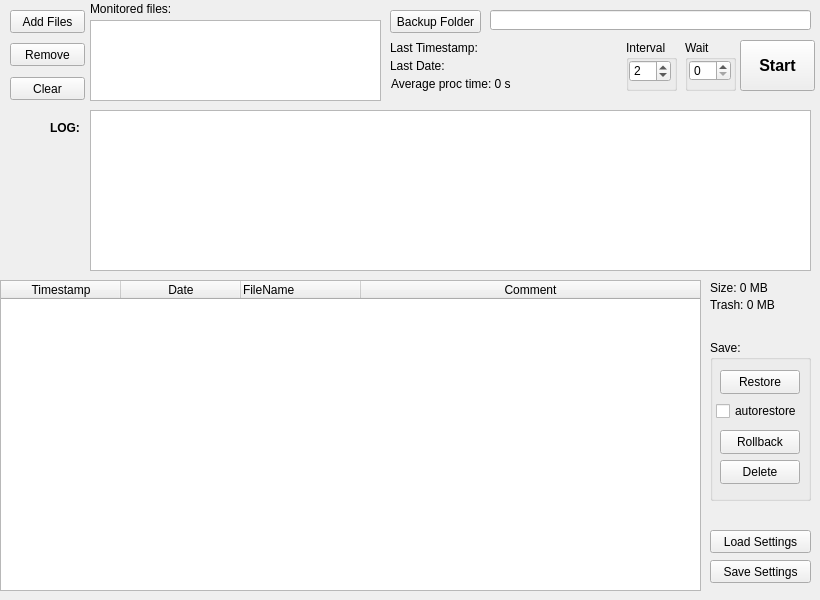
misiektw/sgauto, file sgauto.ui: the form before one commit.
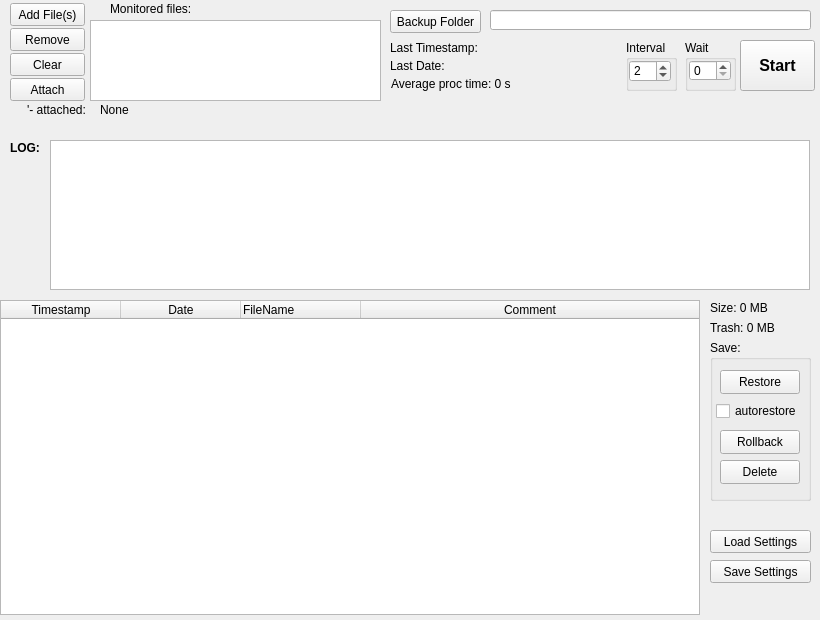
The form after the commit.

Commit message: Add feature: attach script to monitored file for comment extraction. Add example file in plugins.

The edit to the form file:
```diff
--- a/sgauto.ui
+++ b/sgauto.ui
@@ -7,9 +7,15 @@
     <x>0</x>
     <y>0</y>
     <width>820</width>
-    <height>600</height>
+    <height>620</height>
    </rect>
   </property>
+  <property name="sizePolicy">
+   <sizepolicy hsizetype="Maximum" vsizetype="Maximum">
+    <horstretch>0</horstretch>
+    <verstretch>0</verstretch>
+   </sizepolicy>
+  </property>
   <property name="windowTitle">
    <string>Form</string>
   </property>
@@ -17,7 +23,7 @@
    <property name="geometry">
     <rect>
      <x>10</x>
-     <y>77</y>
+     <y>53</y>
      <width>75</width>
      <height>23</height>
     </rect>
@@ -33,7 +39,7 @@
    <property name="geometry">
     <rect>
      <x>710</x>
-     <y>297</y>
+     <y>320</y>
      <width>101</width>
      <height>16</height>
     </rect>
@@ -103,8 +109,8 @@
   <widget class="QLabel" name="label">
    <property name="geometry">
     <rect>
-     <x>50</x>
-     <y>120</y>
+     <x>10</x>
+     <y>140</y>
      <width>41</width>
      <height>16</height>
     </rect>
@@ -123,9 +129,9 @@
    <property name="geometry">
     <rect>
      <x>0</x>
-     <y>280</y>
-     <width>701</width>
-     <height>311</height>
+     <y>300</y>
+     <width>700</width>
+     <height>315</height>
     </rect>
    </property>
    <property name="minimumSize">
@@ -191,10 +197,10 @@
    </property>
    <property name="geometry">
     <rect>
-     <x>90</x>
-     <y>110</y>
-     <width>721</width>
-     <height>161</height>
+     <x>50</x>
+     <y>140</y>
+     <width>760</width>
+     <height>150</height>
     </rect>
    </property>
    <property name="autoScroll">
@@ -320,7 +326,7 @@
    <property name="geometry">
     <rect>
      <x>10</x>
-     <y>10</y>
+     <y>3</y>
      <width>75</width>
      <height>23</height>
     </rect>
@@ -329,14 +335,14 @@
     <string>&lt;html&gt;&lt;head/&gt;&lt;body&gt;&lt;p&gt;Add some files that you want to monitor changes for.&lt;/p&gt;&lt;/body&gt;&lt;/html&gt;</string>
    </property>
    <property name="text">
-    <string>Add Files</string>
+    <string>Add File(s)</string>
    </property>
   </widget>
   <widget class="QLabel" name="lbSize">
    <property name="geometry">
     <rect>
      <x>710</x>
-     <y>280</y>
+     <y>300</y>
      <width>101</width>
      <height>16</height>
     </rect>
@@ -449,7 +455,7 @@
    <property name="geometry">
     <rect>
      <x>10</x>
-     <y>43</y>
+     <y>28</y>
      <width>75</width>
      <height>23</height>
     </rect>
@@ -477,9 +483,9 @@
   <widget class="QLabel" name="label_2">
    <property name="geometry">
     <rect>
-     <x>90</x>
+     <x>110</x>
      <y>0</y>
-     <width>261</width>
+     <width>111</width>
      <height>18</height>
     </rect>
    </property>
@@ -487,6 +493,61 @@
     <string>Monitored files:</string>
    </property>
   </widget>
+  <widget class="QPushButton" name="bAttach">
+   <property name="geometry">
+    <rect>
+     <x>10</x>
+     <y>78</y>
+     <width>75</width>
+     <height>23</height>
+    </rect>
+   </property>
+   <property name="toolTip">
+    <string>&lt;html&gt;&lt;head/&gt;&lt;body&gt;&lt;p&gt;Attach extension script to extract info from save file.&lt;br/&gt;Should be Python script with a function &amp;quot;extract_comment&amp;quot;: 
+
+&lt;pre&gt;&lt;code&gt;
+&lt;span style=&quot;color: #569cd6&quot;&gt;def&lt;/span&gt; &lt;span style=&quot;color: #0cdc0a&quot;&gt;extract_comment&lt;/span&gt;(
+    file_path: &lt;span style=&quot;color: #569cd6&quot;&gt;str&lt;/span&gt;, 
+    all_files: &lt;span style=&quot;color: #569cd6&quot;&gt;dict&lt;/span&gt;, 
+    log: &lt;span style=&quot;color: #569cd6&quot;&gt;callback[str] ) &lt;/span&gt;-&gt; &lt;span style=&quot;color: #569cd6&quot;&gt;str&lt;/span&gt;:
+    &lt;span style=&quot;color: #6a9955&quot;&gt;# extract 100 characters from file_path&lt;/span&gt;
+    &lt;span style=&quot;color: #569cd6&quot;&gt;with&lt;/span&gt; &lt;span style=&quot;color: #569cd6&quot;&gt;open&lt;/span&gt;(file_path) &lt;span style=&quot;color: #569cd6&quot;&gt;as&lt;/span&gt; file:
+        extracted_string = file.read(100)
+    &lt;span style=&quot;color: #569cd6&quot;&gt;return&lt;/span&gt; extracted_string
+&lt;/code&gt;&lt;/pre&gt;
+
+&lt;br/&gt;&lt;/p&gt;&lt;/body&gt;&lt;/html&gt;</string>
+   </property>
+   <property name="text">
+    <string>Attach</string>
+   </property>
+  </widget>
+  <widget class="QLabel" name="label_3">
+   <property name="geometry">
+    <rect>
+     <x>27</x>
+     <y>100</y>
+     <width>71</width>
+     <height>20</height>
+    </rect>
+   </property>
+   <property name="text">
+    <string>'- attached:</string>
+   </property>
+  </widget>
+  <widget class="QLabel" name="lbAttached">
+   <property name="geometry">
+    <rect>
+     <x>100</x>
+     <y>101</y>
+     <width>711</width>
+     <height>18</height>
+    </rect>
+   </property>
+   <property name="text">
+    <string>None</string>
+   </property>
+  </widget>
  </widget>
  <resources/>
  <connections/>
```
The commit also changes 3 other files.
